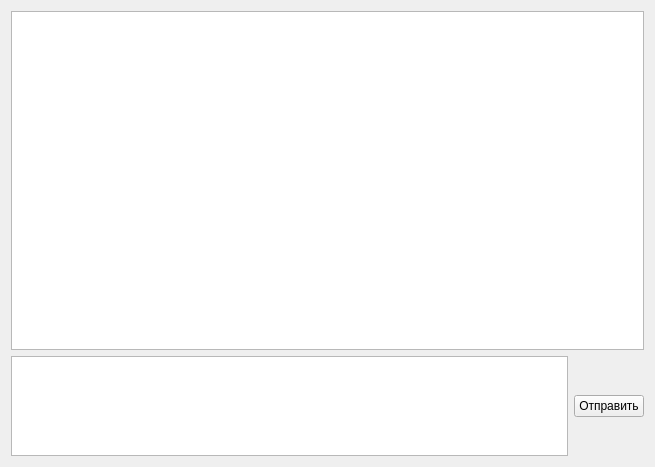
The window that mainwindow.ui (ishimko/COM-lab) describes before a commit, drawn with Qt 5.
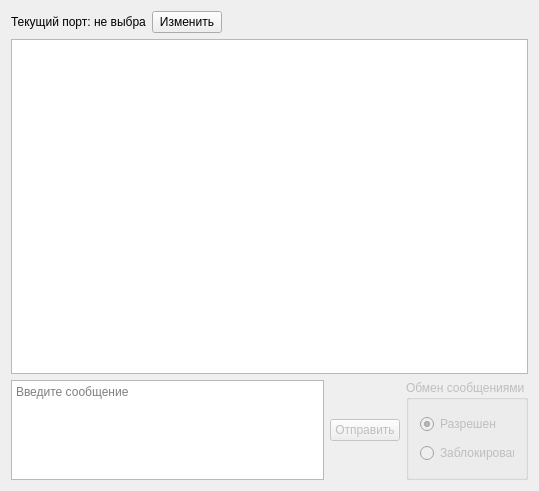
The same window after the commit.

```diff
--- a/mainwindow.ui
+++ b/mainwindow.ui
@@ -6,8 +6,8 @@
    <rect>
     <x>0</x>
     <y>0</y>
-    <width>655</width>
-    <height>467</height>
+    <width>539</width>
+    <height>491</height>
    </rect>
   </property>
   <property name="windowTitle">
@@ -15,29 +15,100 @@
   </property>
   <widget class="QWidget" name="centralWidget">
    <layout class="QGridLayout" name="gridLayout">
-    <item row="1" column="2">
-     <widget class="QPushButton" name="pushButton">
-      <property name="maximumSize">
-       <size>
-        <width>70</width>
-        <height>16777215</height>
-       </size>
-      </property>
-      <property name="text">
-       <string>Отправить</string>
-      </property>
-     </widget>
-    </item>
-    <item row="0" column="0" colspan="3">
-     <widget class="QPlainTextEdit" name="plainTextEdit_2"/>
-    </item>
-    <item row="1" column="0" colspan="2">
-     <widget class="QPlainTextEdit" name="plainTextEdit">
+    <item row="2" column="0" colspan="4">
+     <widget class="QPlainTextEdit" name="txtMessageText">
       <property name="maximumSize">
        <size>
         <width>16777215</width>
         <height>100</height>
        </size>
+      </property>
+      <property name="placeholderText">
+       <string>Введите сообщение</string>
+      </property>
+     </widget>
+    </item>
+    <item row="0" column="0">
+     <widget class="QLabel" name="lblCurrentPort">
+      <property name="maximumSize">
+       <size>
+        <width>135</width>
+        <height>16777215</height>
+       </size>
+      </property>
+      <property name="text">
+       <string>Текущий порт: не выбран</string>
+      </property>
+     </widget>
+    </item>
+    <item row="1" column="0" colspan="6">
+     <widget class="QPlainTextEdit" name="txtHistory">
+      <property name="readOnly">
+       <bool>true</bool>
+      </property>
+     </widget>
+    </item>
+    <item row="2" column="5">
+     <widget class="QGroupBox" name="grpChatMode">
+      <property name="enabled">
+       <bool>false</bool>
+      </property>
+      <property name="maximumSize">
+       <size>
+        <width>122</width>
+        <height>16777215</height>
+       </size>
+      </property>
+      <property name="title">
+       <string>Обмен сообщениями</string>
+      </property>
+      <layout class="QGridLayout" name="gridLayout_2">
+       <item row="0" column="0">
+        <widget class="QRadioButton" name="rbtnActivate">
+         <property name="text">
+          <string>Разрешен</string>
+         </property>
+         <property name="checked">
+          <bool>true</bool>
+         </property>
+        </widget>
+       </item>
+       <item row="1" column="0">
+        <widget class="QRadioButton" name="rbtnDeactivate">
+         <property name="text">
+          <string>Заблокирован</string>
+         </property>
+        </widget>
+       </item>
+      </layout>
+     </widget>
+    </item>
+    <item row="2" column="4">
+     <widget class="QPushButton" name="btnSend">
+      <property name="enabled">
+       <bool>false</bool>
+      </property>
+      <property name="maximumSize">
+       <size>
+        <width>70</width>
+        <height>16777215</height>
+       </size>
+      </property>
+      <property name="text">
+       <string>Отправить</string>
+      </property>
+     </widget>
+    </item>
+    <item row="0" column="1" alignment="Qt::AlignRight">
+     <widget class="QPushButton" name="btnChangePort">
+      <property name="maximumSize">
+       <size>
+        <width>70</width>
+        <height>16777215</height>
+       </size>
+      </property>
+      <property name="text">
+       <string>Изменить</string>
       </property>
      </widget>
     </item>
```
Left out of the diff: 2 changed lines with no effect on the pictures.
